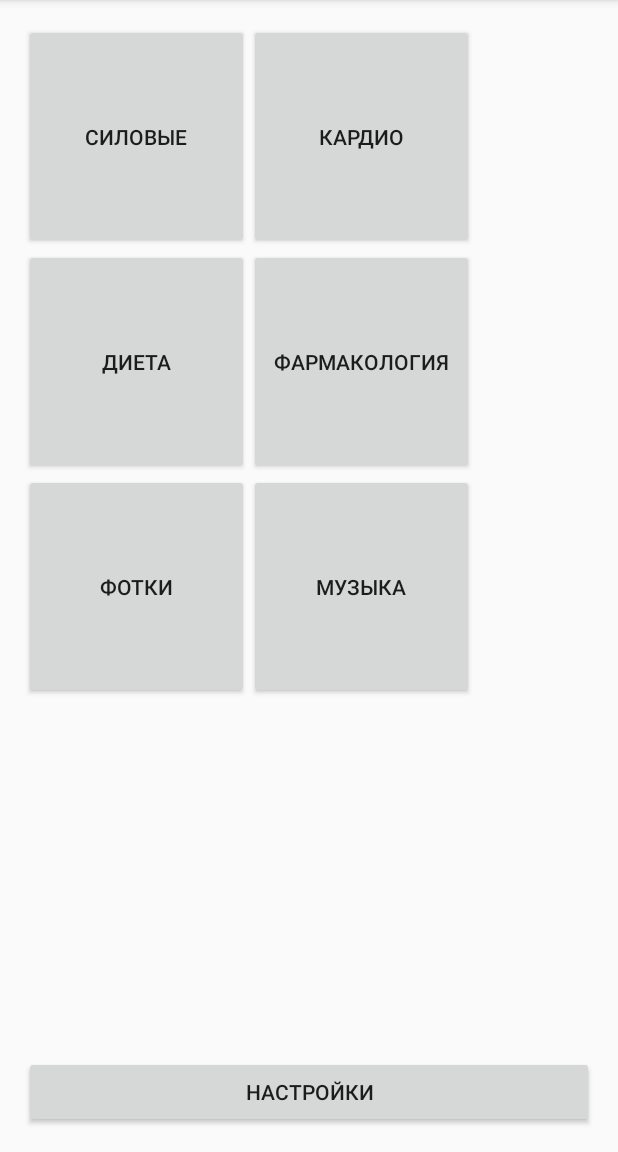
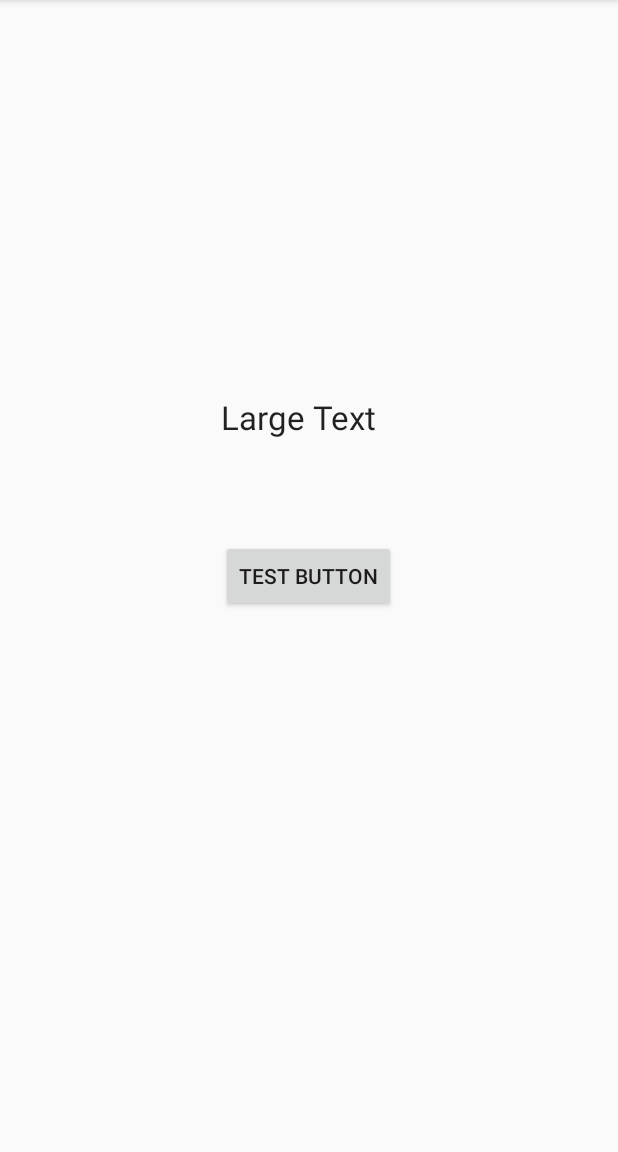
Before and after one commit to BaranovKM/SportApp, an Android app: the screen it shows after launch (MainActivity before the commit, TrainActivity after it), after a tap on "СИЛОВЫЕ", on a phone screen of 412 x 824 dp, the part 84-1236 px from its top. Run offline under Robolectric (Android 15) with nearby library versions, the phone set to English and light mode, and no system bars.

Commit message:
Добавлена новая активити для силовых тренировок : TrainActivity Добавлен класс для работы с базой данных : DBHelper

```diff
--- a/app/src/main/AndroidManifest.xml
+++ b/app/src/main/AndroidManifest.xml
@@ -8,7 +8,8 @@
         android:label="@string/app_name"
         android:supportsRtl="true"
         android:theme="@style/AppTheme">
-        <activity android:name=".MainActivity"
+        <activity
+            android:name=".MainActivity"
             android:screenOrientation="portrait">
             <intent-filter>
                 <action android:name="android.intent.action.MAIN" />
@@ -16,6 +17,8 @@
                 <category android:name="android.intent.category.LAUNCHER" />
             </intent-filter>
         </activity>
+        <activity android:name=".TrainActivity"
+            android:screenOrientation="portrait"></activity>
     </application>
 
 </manifest>
--- /dev/null
+++ b/app/src/main/java/com/konstantin/sportapp/DBHelper.java
@@ -0,0 +1,59 @@
+package com.konstantin.sportapp;
+
+import android.content.Context;
+import android.database.DatabaseErrorHandler;
+import android.database.sqlite.SQLiteDatabase;
+import android.database.sqlite.SQLiteOpenHelper;
+import android.provider.BaseColumns;
+import android.util.Log;
+
+/**
+ * Created by Константин on 27.08.2016.
+ */
+public class DBHelper extends SQLiteOpenHelper implements BaseColumns {
+    /*
+    Вспомогательный класс для работы с SQLite
+     */
+    public static final String DATABASE_NAME = "db_for_sport_app"; //имя базы данных
+    public static final int DATABASE_VERSION = 1; //версия базы данных
+
+    public static final String DATABASE_TABLE_TRAIN = "train"; //таблица для силовых тренировок(упражнения, подходы/повторения, статистика и пр.)
+
+    public static final String GYMNASTIC_NAME_COLUMN = "gymnastic_name"; //столбец для названия упражнения
+    public static final String ROWS_COUNT_COLUMN = "rows"; //столбец для количества кругов/подходов
+    public static final String ITERATIONS_COUNT_COLUMN = "iterations"; //столбец для подсчета повторение
+
+    DBHelper(Context context) {
+        super(context, DATABASE_NAME, null, DATABASE_VERSION);
+    }
+
+    public DBHelper(Context context, String name, SQLiteDatabase.CursorFactory factory, int version) {
+        super(context, name, factory, version);
+    }
+
+    public DBHelper(Context context, String name, SQLiteDatabase.CursorFactory factory, int version, DatabaseErrorHandler errorHandler) {
+        super(context, name, factory, version, errorHandler);
+    }
+
+    @Override
+    public void onCreate(SQLiteDatabase sqLiteDatabase) {
+        //в бд создаются таблицы для активити
+
+        //на будущее : лучше сперва написать сам скрипт для создание таблицы, и лишь потом вставлять в негоконстанты
+        sqLiteDatabase.execSQL("CREATE TABLE "
+        +DATABASE_TABLE_TRAIN
+        +" ("+BaseColumns._ID+" INTEGER PRIMARY KEY AUTOINCREMENT, "
+        +GYMNASTIC_NAME_COLUMN+" TEXT NOT NULL, "
+        +ROWS_COUNT_COLUMN+" INTEGER, "
+        +ITERATIONS_COUNT_COLUMN+" INTEGER);");
+//отслеживание создание таблицы
+        Log.d("Log","---TABLE CREATED---");
+
+    }
+
+    @Override
+    public void onUpgrade(SQLiteDatabase sqLiteDatabase, int i, int i1) {
+
+    }
+
+}
--- a/app/src/main/java/com/konstantin/sportapp/MainActivity.java
+++ b/app/src/main/java/com/konstantin/sportapp/MainActivity.java
@@ -1,16 +1,20 @@
 package com.konstantin.sportapp;
 
+import android.content.Intent;
 import android.support.v7.app.AppCompatActivity;
 import android.os.Bundle;
 import android.view.View;
 
 public class MainActivity extends AppCompatActivity {
-//TODO найти/сделать иконки для кнопок(гантель для кнопки силовых, сердце для кнопки кардио и т.д.)
+    //TODO найти/сделать иконки для кнопок(гантель для кнопки силовых, сердце для кнопки кардио и т.д.)
+    //TODO попробовать эмуляцию через genymotion
+
     @Override
     protected void onCreate(Bundle savedInstanceState) {
         super.onCreate(savedInstanceState);
         setContentView(R.layout.activity_main);
     }
+
     /*
     Обработчик кнопок в главном меню
     Переходит на новые активности для силовых тренировок, кардио тренировок,
@@ -18,9 +22,9 @@ public class MainActivity extends AppCompatActivity {
     Также бонусом можно слушать музыку и постить фотки в контакт.
     */
     public void onClick(View view) {
-        switch (view.getId()){
+        switch (view.getId()) {
             case R.id.buttonTrain:
-
+                startActivity(new Intent(MainActivity.this, TrainActivity.class));
                 break;
             case R.id.buttonCardio:
 //TODO сделать раздел для кардио тренировок
--- /dev/null
+++ b/app/src/main/java/com/konstantin/sportapp/TrainActivity.java
@@ -0,0 +1,55 @@
+package com.konstantin.sportapp;
+
+import android.content.ContentValues;
+import android.database.Cursor;
+import android.database.sqlite.SQLiteDatabase;
+import android.support.v7.app.AppCompatActivity;
+import android.os.Bundle;
+import android.util.Log;
+import android.view.View;
+import android.widget.TextView;
+
+public class TrainActivity extends AppCompatActivity {
+    private DBHelper dbHelper;
+    private SQLiteDatabase sdb;
+
+    @Override
+    protected void onCreate(Bundle savedInstanceState) {
+        super.onCreate(savedInstanceState);
+        setContentView(R.layout.activity_train);
+
+        //вставка новой записи в БД
+        dbHelper = new DBHelper(this, DBHelper.DATABASE_TABLE_TRAIN, null, 1);//непонятно почему, вместо имени базы нужно передавать имя таблицы
+        sdb = dbHelper.getWritableDatabase();
+        ContentValues values = new ContentValues();
+        values.put(DBHelper.GYMNASTIC_NAME_COLUMN, "Подтягивания");
+        values.put(DBHelper.ROWS_COUNT_COLUMN, 5);
+        values.put(DBHelper.ITERATIONS_COUNT_COLUMN, 6);
+        sdb.insert(DBHelper.DATABASE_TABLE_TRAIN,null,values);
+    }
+
+    public void onClick(View view) {
+        Log.d("log", "BUTTON PRESSED");
+
+        //создание новой БД
+//        dbHelper = new DBHelper(this,DBHelper.DATABASE_NAME,null,1);
+//        sdb = dbHelper.getReadableDatabase();
+
+        //Чтение из БД
+        Cursor cursor = sdb.query(DBHelper.DATABASE_TABLE_TRAIN, new String[]{
+                DBHelper.GYMNASTIC_NAME_COLUMN,
+                DBHelper.ROWS_COUNT_COLUMN,
+                DBHelper.ITERATIONS_COUNT_COLUMN},
+        null,null,null,null,null);
+        cursor.moveToFirst();
+
+        TextView infoTextView = (TextView) findViewById(R.id.textView);
+        infoTextView.setText(
+                cursor.getString(cursor.getColumnIndex(DBHelper.GYMNASTIC_NAME_COLUMN))+" "+
+                cursor.getInt(cursor.getColumnIndex(DBHelper.ROWS_COUNT_COLUMN))+" "+
+                cursor.getInt(cursor.getColumnIndex(DBHelper.ITERATIONS_COUNT_COLUMN))
+        );
+        cursor.close();
+        Log.d("log", "BD READABLE");
+    }
+}
--- /dev/null
+++ b/app/src/main/res/layout/activity_train.xml
@@ -0,0 +1,31 @@
+<?xml version="1.0" encoding="utf-8"?>
+<RelativeLayout xmlns:android="http://schemas.android.com/apk/res/android"
+    xmlns:tools="http://schemas.android.com/tools"
+    android:layout_width="match_parent"
+    android:layout_height="match_parent"
+    android:paddingBottom="@dimen/activity_vertical_margin"
+    android:paddingLeft="@dimen/activity_horizontal_margin"
+    android:paddingRight="@dimen/activity_horizontal_margin"
+    android:paddingTop="@dimen/activity_vertical_margin"
+    tools:context="com.konstantin.sportapp.TrainActivity">
+
+    <Button
+        android:layout_width="wrap_content"
+        android:layout_height="wrap_content"
+        android:text="Test Button"
+        android:onClick="onClick"
+        android:id="@+id/button"
+        android:layout_centerVertical="true"
+        android:layout_centerHorizontal="true" />
+
+    <TextView
+        android:layout_width="wrap_content"
+        android:layout_height="wrap_content"
+        android:textAppearance="?android:attr/textAppearanceLarge"
+        android:text="Large Text"
+        android:id="@+id/textView"
+        android:layout_above="@+id/button"
+        android:layout_alignLeft="@+id/button"
+        android:layout_alignStart="@+id/button"
+        android:layout_marginBottom="67dp" />
+</RelativeLayout>
```
